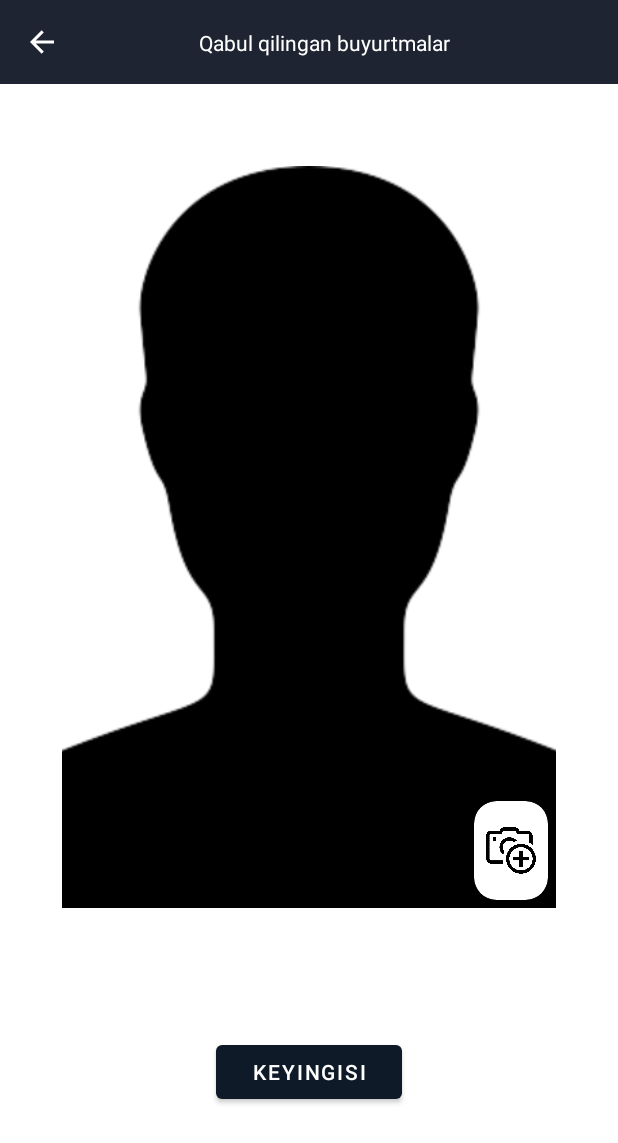
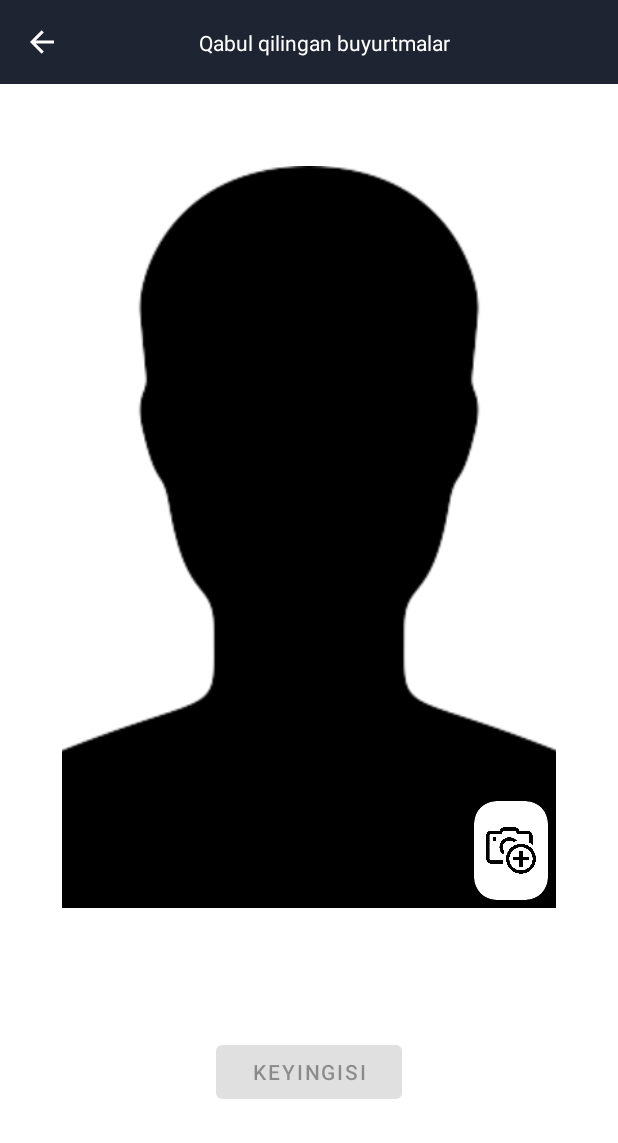
Before and after one commit to JahongirmirzoDv/TezkorAkfa, an Android app: the CustomerTakePhotoFragment screen opened through its navigation route, on a phone screen of 412 x 824 dp. Shown: the top 1143 px of the screen. Run offline under Robolectric (Android 15) with nearby library versions, the phone set to English and light mode, and no system bars; libraries missing offline, so code that uses them is left out: com.github.drjacky.imagepicker, com.mocklets.pluto; pictures from the network do not load; 9 statements that could not run were skipped.

Commit message:
commit:pdf fixed

```diff
--- a/app/src/main/java/uz/algorithmgateway/tezkorakfa/data/local/dao/DrawingsDao.kt
+++ b/app/src/main/java/uz/algorithmgateway/tezkorakfa/data/local/dao/DrawingsDao.kt
@@ -26,4 +26,7 @@ interface DrawingsDao {
 
     @Query("delete from drawing")
     fun delete()
+
+    @Query("delete from pdf")
+    fun deletePdf()
 }
--- a/app/src/main/java/uz/algorithmgateway/tezkorakfa/data/local/entity/Pdf.kt
+++ b/app/src/main/java/uz/algorithmgateway/tezkorakfa/data/local/entity/Pdf.kt
@@ -5,5 +5,5 @@ import androidx.room.PrimaryKey
 
 @Entity
 data class Pdf(
-    @PrimaryKey var id:String, val pdf: String, var signature: String? = null, var image: String? = null,
+    @PrimaryKey var id:String, var pdf: String, var signature: String? = null, var image: String? = null,
 )
--- a/app/src/main/java/uz/algorithmgateway/tezkorakfa/data/retrofit/ApiService.kt
+++ b/app/src/main/java/uz/algorithmgateway/tezkorakfa/data/retrofit/ApiService.kt
@@ -51,5 +51,5 @@ interface ApiService {
     suspend fun sendData(
         @Path("id") id: String,
         @Body body: RequestBody,
-    ): Flow<Response<ResponseBody>>
+    )
 }
--- a/app/src/main/java/uz/algorithmgateway/tezkorakfa/measurer/ui/MeasurerActivity.kt
+++ b/app/src/main/java/uz/algorithmgateway/tezkorakfa/measurer/ui/MeasurerActivity.kt
@@ -51,10 +51,4 @@ class MeasurerActivity : AppCompatActivity(), CoroutineScope{
         outState.clear()
     }
 
-    override fun onDestroy() {
-        super.onDestroy()
-        dbViewmodel.delete()
-    }
-
-
 }
--- a/app/src/main/java/uz/algorithmgateway/tezkorakfa/measurer/ui/confirm_orders/ConfirmOrdersScreen.kt
+++ b/app/src/main/java/uz/algorithmgateway/tezkorakfa/measurer/ui/confirm_orders/ConfirmOrdersScreen.kt
@@ -25,7 +25,6 @@ class ConfirmOrdersScreen : Fragment() {
     private var _binding: ScreenConfirmOrdersBinding? = null
     private val binding get() = _binding!!
 
-    private val navController by lazy(LazyThreadSafetyMode.NONE) { findNavController() }
 
     private lateinit var adapter: ConfirmOrderListAdapter
     private lateinit var list: ArrayList<UiConfirmOrder>
@@ -53,12 +52,8 @@ class ConfirmOrdersScreen : Fragment() {
         loadSpinnerType()
 
         loadConfirmOrderData()
-        createPdf()
     }
 
-    private fun createPdf() {
-
-    }
 
 
     private fun loadConfirmOrderData() {
--- a/app/src/main/java/uz/algorithmgateway/tezkorakfa/measurer/ui/drawings/adapters/PdfAdapter.kt
+++ b/app/src/main/java/uz/algorithmgateway/tezkorakfa/measurer/ui/drawings/adapters/PdfAdapter.kt
@@ -13,7 +13,6 @@ import com.bumptech.glide.load.DataSource
 import com.bumptech.glide.load.engine.GlideException
 import com.bumptech.glide.request.RequestListener
 import com.bumptech.glide.request.target.Target
-import com.squareup.picasso.Picasso
 import uz.algorithmgateway.tezkorakfa.databinding.PdfItemBinding
 import uz.algorithmgateway.tezkorakfa.measurer.ui.select_type.models.Drawing
 
--- a/app/src/main/java/uz/algorithmgateway/tezkorakfa/measurer/ui/orders/orderList/OrderListFragment.kt
+++ b/app/src/main/java/uz/algorithmgateway/tezkorakfa/measurer/ui/orders/orderList/OrderListFragment.kt
@@ -99,6 +99,8 @@ class OrderListFragment(
                                                 val map: HashMap<String, Any> = HashMap()
                                                 map["order_id"] = item.id
 //                                                viewmodel.acceptOrder(map)
+                                                db_viewmodel.delete()
+                                                db_viewmodel.deletePdf()
                                             }
                                             val bundle = Bundle()
                                             val toJson = Gson().toJson(item)
--- a/app/src/main/java/uz/algorithmgateway/tezkorakfa/measurer/viewmodel/DbViewmodel.kt
+++ b/app/src/main/java/uz/algorithmgateway/tezkorakfa/measurer/viewmodel/DbViewmodel.kt
@@ -56,4 +56,9 @@ class DbViewmodel @Inject constructor(
             db.drawingsDao.delete()
         }
     }
+    fun deletePdf() {
+        viewModelScope.launch {
+            db.drawingsDao.deletePdf()
+        }
+    }
 }
--- a/app/src/main/res/layout/fragment_customer_take_photo.xml
+++ b/app/src/main/res/layout/fragment_customer_take_photo.xml
@@ -50,6 +50,7 @@
     <Button
         android:id="@+id/next"
         android:layout_width="0dp"
+        android:enabled="false"
         android:layout_height="wrap_content"
         android:text="Keyingisi"
         app:layout_constraintBottom_toBottomOf="parent"
--- a/app/src/main/res/navigation/navigation_measurer.xml
+++ b/app/src/main/res/navigation/navigation_measurer.xml
@@ -6,24 +6,24 @@
     app:startDestination="@id/ordersFragment">
 
     <fragment
-        tools:layout="@layout/screen_orders"
         android:id="@+id/ordersFragment"
         android:name="uz.algorithmgateway.tezkorakfa.measurer.ui.orders.mainFragment.OrdersFragment"
-        android:label="OrdersScreen" >
+        android:label="OrdersScreen"
+        tools:layout="@layout/screen_orders">
         <action
             android:id="@+id/to_AcceptOrder"
             app:destination="@id/acceptOrderScreen" />
     </fragment>
     <fragment
-        tools:layout="@layout/screen_accept_order"
         android:id="@+id/acceptOrderScreen"
         android:name="uz.algorithmgateway.tezkorakfa.measurer.ui.accept_order.AcceptOrderScreen"
-        android:label="AcceptOrderScreen" >
+        android:label="AcceptOrderScreen"
+        tools:layout="@layout/screen_accept_order">
         <action
+            android:id="@+id/to_orderLocationScreen"
+            app:destination="@id/locationScreen"
             app:popUpTo="@id/locationScreen"
-            app:popUpToInclusive="true"
-            android:id="@+id/to_orderLocationScreen"
-            app:destination="@id/locationScreen" />
+            app:popUpToInclusive="true" />
         <action
             android:id="@+id/to_orderSelectType"
             app:destination="@id/orderSelectType" />
@@ -34,46 +34,44 @@
         android:label="location_screen_"
         tools:layout="@layout/location_screen_" />
     <fragment
-        tools:layout="@layout/screen_select_type_order"
         android:id="@+id/orderSelectType"
         android:name="uz.algorithmgateway.tezkorakfa.measurer.ui.select_type.OrderSelectTypeScreen"
-        android:label="OrderSelectType" >
+        android:label="OrderSelectType"
+        tools:layout="@layout/screen_select_type_order">
         <action
             android:id="@+id/to_ItemCountScreen"
             app:destination="@id/itemCountScreen" />
     </fragment>
     <fragment
-        tools:layout="@layout/screen_select_count"
         android:id="@+id/itemCountScreen"
         android:name="uz.algorithmgateway.tezkorakfa.measurer.ui.select_count.ItemCountScreen"
-        android:label="ItemCountScreen" >
+        android:label="ItemCountScreen"
+        tools:layout="@layout/screen_select_count">
         <action
             android:id="@+id/to_sliderScreen"
             app:destination="@id/sliderScreen" />
     </fragment>
     <fragment
-        tools:layout="@layout/screen_slider"
         android:id="@+id/sliderScreen"
         android:name="uz.algorithmgateway.tezkorakfa.measurer.ui.slider_standart.SliderScreen"
-        android:label="SliderScreen" >
+        android:label="SliderScreen"
+        tools:layout="@layout/screen_slider">
         <action
             android:id="@+id/action_sliderScreen_to_drawingsFragment"
             app:destination="@id/drawingsFragment" />
     </fragment>
     <fragment
-        tools:layout="@layout/screen_confirm_orders"
         android:id="@+id/confirmOrdersScreen"
         android:name="uz.algorithmgateway.tezkorakfa.measurer.ui.confirm_orders.ConfirmOrdersScreen"
-        android:label="ConfirmOrdersScreen" >
-        <action
-            android:id="@+id/action_confirmOrdersScreen_to_signatureFragment"
-            app:destination="@id/signatureFragment" />
+        android:label="ConfirmOrdersScreen"
+        tools:layout="@layout/screen_confirm_orders">
+
     </fragment>
     <fragment
         android:id="@+id/orderListFragment"
-        tools:layout="@layout/fragment_tab_layout"
         android:name="uz.algorithmgateway.tezkorakfa.measurer.ui.orders.orderList.OrderListFragment"
-        android:label="OrderListFragment" >
+        android:label="OrderListFragment"
+        tools:layout="@layout/fragment_tab_layout">
         <action
             android:id="@+id/action_orderListFragment_to_acceptOrderScreen"
             app:destination="@id/acceptOrderScreen" />
@@ -82,45 +80,45 @@
         android:id="@+id/drawingsFragment"
         android:name="uz.algorithmgateway.tezkorakfa.measurer.ui.drawings.DrawingsFragment"
         android:label="fragment_drawings"
-        tools:layout="@layout/fragment_drawings" >
+        tools:layout="@layout/fragment_drawings">
         <action
+            android:id="@+id/action_drawingsFragment_to_savePdfFragment"
+            app:destination="@id/savePdfFragment"
             app:popUpTo="@id/savePdfFragment"
-            app:popUpToInclusive="true"
-            android:id="@+id/action_drawingsFragment_to_savePdfFragment"
-            app:destination="@id/savePdfFragment" />
+            app:popUpToInclusive="true" />
     </fragment>
     <fragment
         android:id="@+id/savePdfFragment"
         android:name="uz.algorithmgateway.tezkorakfa.measurer.ui.drawings.save_pdf.SavePdfFragment"
         android:label="fragment_save_pdf"
-        tools:layout="@layout/fragment_save_pdf" >
+        tools:layout="@layout/fragment_save_pdf">
         <action
-            app:popUpTo="@id/confirmOrdersScreen"
-            app:popUpToInclusive="true"
             android:id="@+id/action_savePdfFragment_to_confirmOrdersScreen"
-            app:destination="@id/confirmOrdersScreen" />
+            app:destination="@id/signatureFragment"
+            app:popUpTo="@id/signatureFragment"
+            app:popUpToInclusive="true" />
     </fragment>
     <fragment
         android:id="@+id/signatureFragment"
         android:name="uz.algorithmgateway.tezkorakfa.measurer.ui.signature.SignatureFragment"
         android:label="fragment_signature"
-        tools:layout="@layout/fragment_signature" >
+        tools:layout="@layout/fragment_signature">
         <action
+            android:id="@+id/action_signatureFragment_to_customerTakePhotoFragment"
+            app:destination="@id/customerTakePhotoFragment"
             app:popUpTo="@id/customerTakePhotoFragment"
-            app:popUpToInclusive="true"
-            android:id="@+id/action_signatureFragment_to_customerTakePhotoFragment"
-            app:destination="@id/customerTakePhotoFragment" />
+            app:popUpToInclusive="true" />
     </fragment>
     <fragment
         android:id="@+id/customerTakePhotoFragment"
         android:name="uz.algorithmgateway.tezkorakfa.measurer.ui.customer_photo.CustomerTakePhotoFragment"
         android:label="fragment_customer_take_photo"
-        tools:layout="@layout/fragment_customer_take_photo" >
+        tools:layout="@layout/fragment_customer_take_photo">
         <action
+            android:id="@+id/action_customerTakePhotoFragment_to_confirmOrdersScreen"
+            app:destination="@id/confirmOrdersScreen"
             app:popUpTo="@id/confirmOrdersScreen"
-            app:popUpToInclusive="true"
-            android:id="@+id/action_customerTakePhotoFragment_to_confirmOrdersScreen"
-            app:destination="@id/confirmOrdersScreen" />
+            app:popUpToInclusive="true" />
     </fragment>
 
 </navigation>
```
Also changed, not shown: app/build.gradle (+0 -8 lines), app/src/main/java/uz/algorithmgateway/tezkorakfa/data/retrofit/repository/NetworkRepository.kt (+1 -6 lines), app/src/main/java/uz/algorithmgateway/tezkorakfa/measurer/ui/customer_photo/CustomerTakePhotoFragment.kt (+10 -33 lines), app/src/main/java/uz/algorithmgateway/tezkorakfa/measurer/ui/drawings/save_pdf/SavePdfFragment.kt (+18 -1 lines), app/src/main/java/uz/algorithmgateway/tezkorakfa/measurer/viewmodel/NetworkViewmodel.kt (+0 -9 lines).
